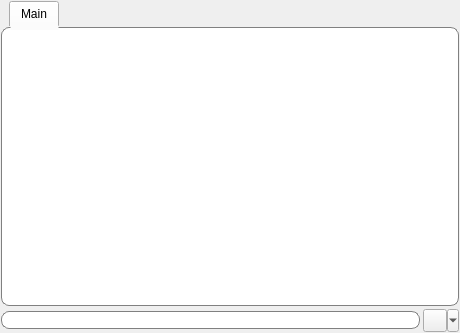
Before: the Qt Designer form src/client/python/pyqt/ui/chatWidget.ui in gentunian/tellapic, drawn with Qt 5.
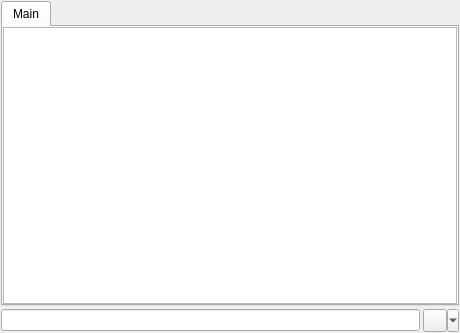
After: the same form once the commit is applied. Icons and pictures are not drawn.

What changed in the file:
```diff
--- a/src/client/python/pyqt/ui/chatWidget.ui
+++ b/src/client/python/pyqt/ui/chatWidget.ui
@@ -26,14 +26,7 @@
    <item>
     <widget class="QTabWidget" name="tabWidget">
      <property name="styleSheet">
-      <string notr="true"> QTabWidget::pane { /* The tab widget frame */
-     border-top: 0px;
- }
-QTabWidget::tab-bar {
-     left: 8px; /* move to the right by 5px */
-	 height: 29px;
- }
-</string>
+      <string notr="true"/>
      </property>
      <property name="tabPosition">
       <enum>QTabWidget::North</enum>
@@ -64,13 +57,7 @@
        <item>
         <widget class="QTextEdit" name="mainTextArea">
          <property name="styleSheet">
-          <string notr="true">QTextEdit {
-     border: 1px solid gray;
-     border-radius: 8px;
-     padding: 0 5px;
-     background: white;
-     selection-background-color: blue;
- }</string>
+          <string notr="true"/>
          </property>
         </widget>
        </item>
@@ -86,13 +73,7 @@
      <item>
       <widget class="QLineEdit" name="inputText">
        <property name="styleSheet">
-        <string notr="true">QLineEdit {
-     border: 1px solid gray;
-     border-radius: 8px;
-     padding: 0 6px;
-     background: white;
-     selection-background-color: darkgray;
- }</string>
+        <string notr="true"/>
        </property>
       </widget>
      </item>
```
Left out of the diff: 1 changed line with no effect on the pictures.
